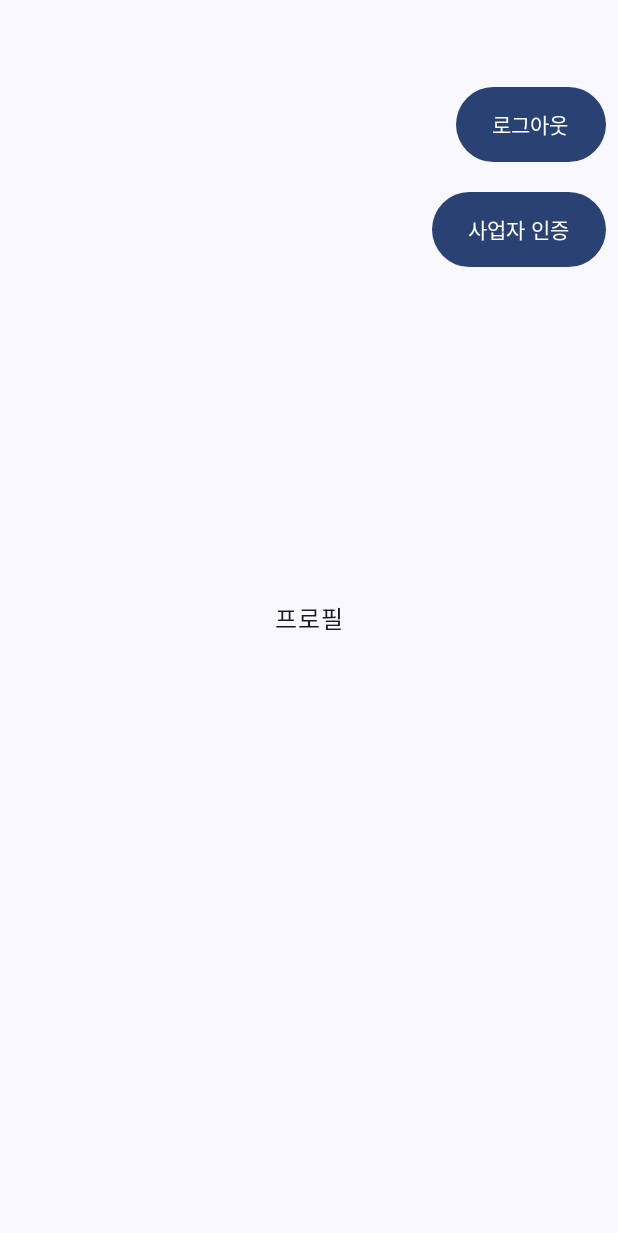
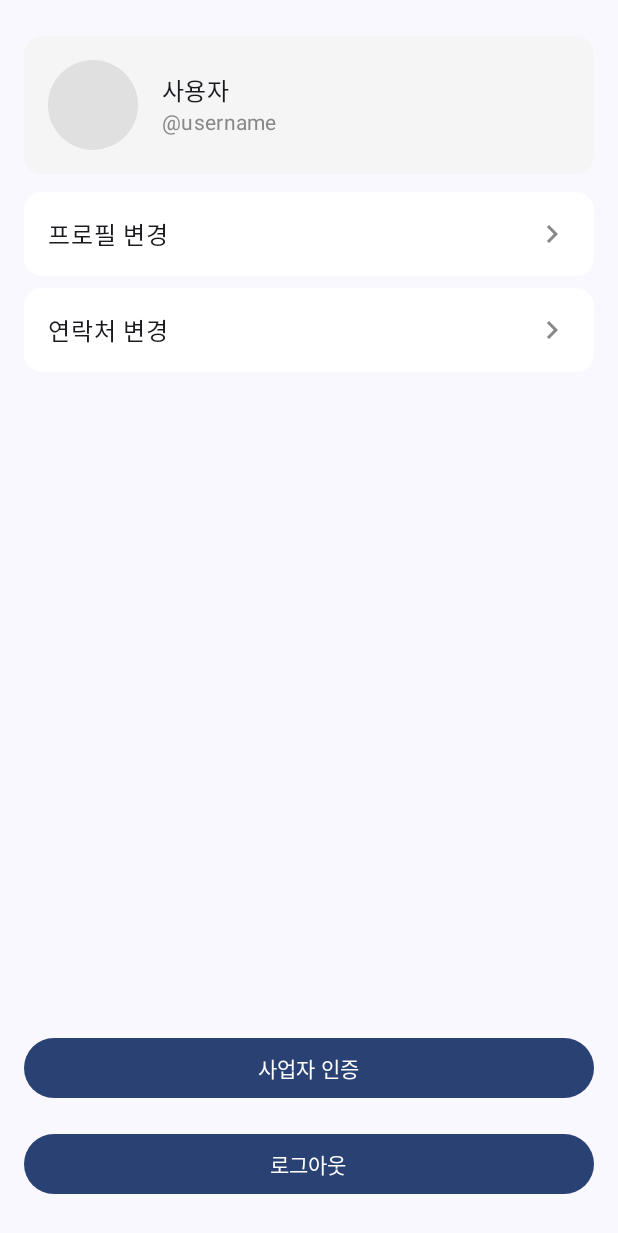
Before and after one commit to heakbomb/GrowStudio, an Android app built with Jetpack Compose: the ProfileScreen screen opened through its navigation route, on a phone screen of 412 x 824 dp. Shown: the top 1233 px of the screen. Run offline under Robolectric (Android 15) with nearby library versions, the phone set to English and light mode, and no system bars.

Commit message:
프로필화면 조금 고침

```diff
--- a/app/src/main/java/com/glowstudio/android/blindsjn/ui/navigation/Navigation.kt
+++ b/app/src/main/java/com/glowstudio/android/blindsjn/ui/navigation/Navigation.kt
@@ -17,6 +17,8 @@ import com.glowstudio.android.blindsjn.ui.screens.ProfileScreen
 import com.glowstudio.android.blindsjn.ui.screens.WritePostScreen
 import com.glowstudio.android.blindsjn.ui.screens.PostDetailScreen
 import com.glowstudio.android.blindsjn.ui.screens.BusinessCertificationScreen
+import com.glowstudio.android.blindsjn.ui.screens.EditProfileScreen
+import com.glowstudio.android.blindsjn.ui.screens.EditContactScreen
 import com.glowstudio.android.blindsjn.ui.viewModel.TopBarState
 import com.glowstudio.android.blindsjn.ui.viewModel.TopBarViewModel
 
@@ -124,7 +126,6 @@ fun AppNavHost(
             )
         }
 
-
         // 프로필 화면
         composable("profile") {
             topBarViewModel.updateState(TopBarState("프로필", false, false))
@@ -137,6 +138,36 @@ fun AppNavHost(
                 },
                 onBusinessCertificationClick = {
                     navController.navigate("certification")
+                },
+                onProfileEditClick = {
+                    navController.navigate("editProfile")
+                },
+                onContactEditClick = {
+                    navController.navigate("editContact")
+                }
+            )
+        }
+
+        // 프로필 변경 화면
+        composable("editProfile") {
+            topBarViewModel.updateState(TopBarState("프로필 변경", true, false))
+            EditProfileScreen(
+                onBackClick = { navController.navigateUp() },
+                onSave = {
+                    // 프로필 저장 로직
+                    navController.navigateUp()
+                }
+            )
+        }
+
+        // 연락처 변경 화면
+        composable("editContact") {
+            topBarViewModel.updateState(TopBarState("연락처 변경", true, false))
+            EditContactScreen(
+                onBackClick = { navController.navigateUp() },
+                onSave = {
+                    // 연락처 저장 로직
+                    navController.navigateUp()
                 }
             )
         }
--- a/app/src/main/java/com/glowstudio/android/blindsjn/ui/screens/ProfileScreen.kt
+++ b/app/src/main/java/com/glowstudio/android/blindsjn/ui/screens/ProfileScreen.kt
@@ -1,88 +1,131 @@
 package com.glowstudio.android.blindsjn.ui.screens
 
 import android.util.Log
-import androidx.compose.foundation.layout.Box
-import androidx.compose.foundation.layout.fillMaxSize
-import androidx.compose.foundation.layout.height
-import androidx.compose.foundation.layout.offset
-import androidx.compose.foundation.layout.padding
-import androidx.compose.foundation.layout.wrapContentWidth
+import androidx.compose.foundation.background
+import androidx.compose.foundation.layout.*
+import androidx.compose.foundation.lazy.LazyColumn
+import androidx.compose.foundation.lazy.items
+import androidx.compose.foundation.shape.CircleShape
+import androidx.compose.material.icons.Icons
+import androidx.compose.material.icons.filled.KeyboardArrowRight
 import androidx.compose.material3.*
-import androidx.compose.runtime.Composable
-import androidx.compose.runtime.getValue
-import androidx.compose.runtime.mutableStateOf
-import androidx.compose.runtime.remember
-import androidx.compose.runtime.rememberCoroutineScope
-import androidx.compose.runtime.setValue
+import androidx.compose.runtime.*
 import androidx.compose.ui.Alignment
 import androidx.compose.ui.Modifier
+import androidx.compose.ui.draw.clip
+import androidx.compose.ui.graphics.Color
 import androidx.compose.ui.platform.LocalContext
+import androidx.compose.ui.tooling.preview.Preview
 import androidx.compose.ui.unit.dp
 import com.glowstudio.android.blindsjn.network.AutoLoginManager
 import kotlinx.coroutines.launch
 
+@OptIn(ExperimentalMaterial3Api::class)
 @Composable
 fun ProfileScreen(
-    onLogoutClick: () -> Unit,  // 네비게이션 이동
-    onBusinessCertificationClick: () -> Unit  // 사업자 인증 버튼 클릭 시 호출되는 콜백
+    onLogoutClick: () -> Unit,
+    onBusinessCertificationClick: () -> Unit,
+    onProfileEditClick: () -> Unit,
+    onContactEditClick: () -> Unit
 ) {
-
     val context = LocalContext.current
     val coroutineScope = rememberCoroutineScope()
     var showLogoutPopup by remember { mutableStateOf(false) }
 
+    Column(
+        modifier = Modifier
+            .fillMaxSize()
+            .padding(16.dp)
+    ) {
+        // 프로필 섹션
+        Card(
+            modifier = Modifier
+                .fillMaxWidth()
+                .padding(vertical = 8.dp),
+            colors = CardDefaults.cardColors(
+                containerColor = Color(0xFFF5F5F5)
+            )
+        ) {
+            Row(
+                modifier = Modifier
+                    .fillMaxWidth()
+                    .padding(16.dp),
+                verticalAlignment = Alignment.CenterVertically
+            ) {
+                // 프로필 이미지 플레이스홀더
                 Box(
-        modifier = Modifier.fillMaxSize(),
-        contentAlignment = Alignment.Center
+                    modifier = Modifier
+                        .size(60.dp)
+                        .clip(CircleShape)
+                        .background(Color(0xFFE0E0E0))
+                )
+
+                Spacer(modifier = Modifier.width(16.dp))
+
+                Column {
+                    Text(
+                        text = "사용자",
+                        style = MaterialTheme.typography.titleMedium
+                    )
+                    Text(
+                        text = "@username",
+                        style = MaterialTheme.typography.bodyMedium,
+                        color = Color.Gray
+                    )
+                }
+            }
+        }
+
+        // 메뉴 아이템들
+        LazyColumn {
+            items(menuItems) { item ->
+                MenuListItem(
+                    title = item,
+                    onClick = {
+                        when (item) {
+                            "프로필 변경" -> onProfileEditClick()
+                            "연락처 변경" -> onContactEditClick()
+                        }
+                    }
+                )
+            }
+        }
+
+        Spacer(modifier = Modifier.weight(1f))
+
+        // 기존 버튼들
+        Button(
+            onClick = { onBusinessCertificationClick() },
+            modifier = Modifier
+                .fillMaxWidth()
+                .padding(vertical = 8.dp)
         ) {
-        Text(text = "프로필")
+            Text(text = "사업자 인증")
+        }
 
-        // 로그아웃 버튼 (팝업만 띄우기)
         Button(
-            onClick = {
-                showLogoutPopup = true  // 팝업만 띄움
-            },
+            onClick = { showLogoutPopup = true },
             modifier = Modifier
-                .align(Alignment.TopEnd)
-                .offset(x = 0.dp, y = 50.dp)
-                .padding(8.dp)
-                .height(50.dp)
-                .wrapContentWidth()
+                .fillMaxWidth()
+                .padding(vertical = 8.dp)
         ) {
             Text(text = "로그아웃")
         }
-
-        // 사업자 인증 버튼 (로그아웃 버튼 아래에 배치)
-        Button(
-            onClick = { onBusinessCertificationClick() },
-            modifier = Modifier
-                .align(Alignment.TopEnd)
-                .offset(x = 0.dp, y = 120.dp) // 로그아웃 버튼보다 아래에 배치 (조정 가능)
-                .padding(8.dp)
-                .height(50.dp)
-                .wrapContentWidth()
-        ) {
-            Text(text = "사업자 인증")
     }
 
     // 로그아웃 팝업
     if (showLogoutPopup) {
         AlertDialog(
-                onDismissRequest = { showLogoutPopup = false },  // 팝업 외부 클릭 시 닫기
+            onDismissRequest = { showLogoutPopup = false },
             title = { Text("로그아웃") },
             text = { Text("로그아웃하시겠습니까?") },
-
-                // 확인 버튼 → 자동 로그인 정보 삭제 + 화면 전환
             confirmButton = {
                 TextButton(onClick = {
                     coroutineScope.launch {
                         try {
-                                // 자동 로그인 정보 삭제
                             AutoLoginManager.clearLoginInfo(context)
-
                             showLogoutPopup = false
                             onLogoutClick()
-
                         } catch (e: Exception) {
                             Log.e("HomeScreen", "로그아웃 실패: ${e.message}")
                         }
@@ -91,8 +134,6 @@ fun ProfileScreen(
                     Text("확인")
                 }
             },
-
-                // 취소 버튼 → 팝업만 닫기
             dismissButton = {
                 TextButton(onClick = { showLogoutPopup = false }) {
                     Text("취소")
@@ -101,4 +142,52 @@ fun ProfileScreen(
         )
     }
 }
+
+@OptIn(ExperimentalMaterial3Api::class)
+@Composable
+private fun MenuListItem(
+    title: String,
+    onClick: () -> Unit
+) {
+    Card(
+        onClick = onClick,
+        modifier = Modifier
+            .fillMaxWidth()
+            .padding(vertical = 4.dp),
+        colors = CardDefaults.cardColors(
+            containerColor = Color.White
+        )
+    ) {
+        Row(
+            modifier = Modifier
+                .fillMaxWidth()
+                .padding(16.dp),
+            horizontalArrangement = Arrangement.SpaceBetween,
+            verticalAlignment = Alignment.CenterVertically
+        ) {
+            Text(text = title)
+            Icon(
+                imageVector = Icons.Default.KeyboardArrowRight,
+                contentDescription = null,
+                tint = Color.Gray
+            )
         }
+    }
+}
+
+// 필요한 내용 여기에 넣으면 됨.
+private val menuItems = listOf(
+    "프로필 변경",
+    "연락처 변경"
+)
+
+@Preview(showBackground = true)
+@Composable
+fun ScreenPreview_() {
+    ProfileScreen(
+        onLogoutClick = { },
+        onBusinessCertificationClick = { },
+        onProfileEditClick = { },
+        onContactEditClick = { }
+    )
+}
--- a/gradle/libs.versions.toml
+++ b/gradle/libs.versions.toml
@@ -1,5 +1,5 @@
 [versions]
-agp = "8.7.3"
+agp = "8.9.1"
 kotlin = "2.0.0"
 coreKtx = "1.10.1"
 junit = "4.13.2"
```
Also changed, not shown: app/src/main/java/com/glowstudio/android/blindsjn/ui/screens/EditContactScreen.kt (added, +80 -0 lines), app/src/main/java/com/glowstudio/android/blindsjn/ui/screens/EditProfileScreen.kt (added, +95 -0 lines), gradle/wrapper/gradle-wrapper.properties, 1 other file. Lines whose indentation alone changed are shown as unchanged.
